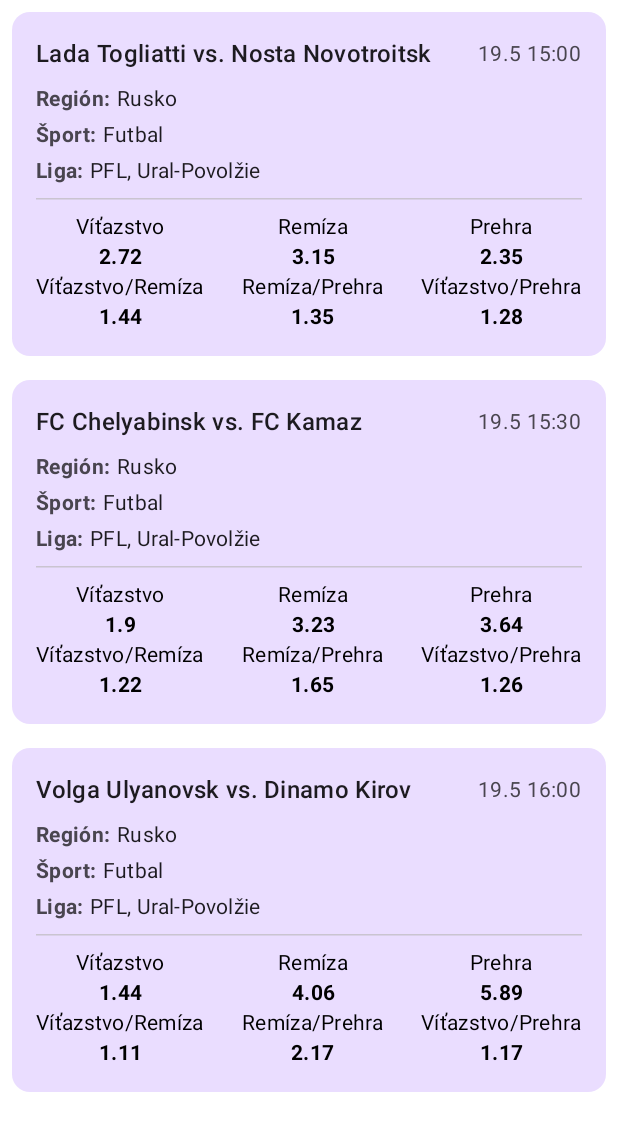
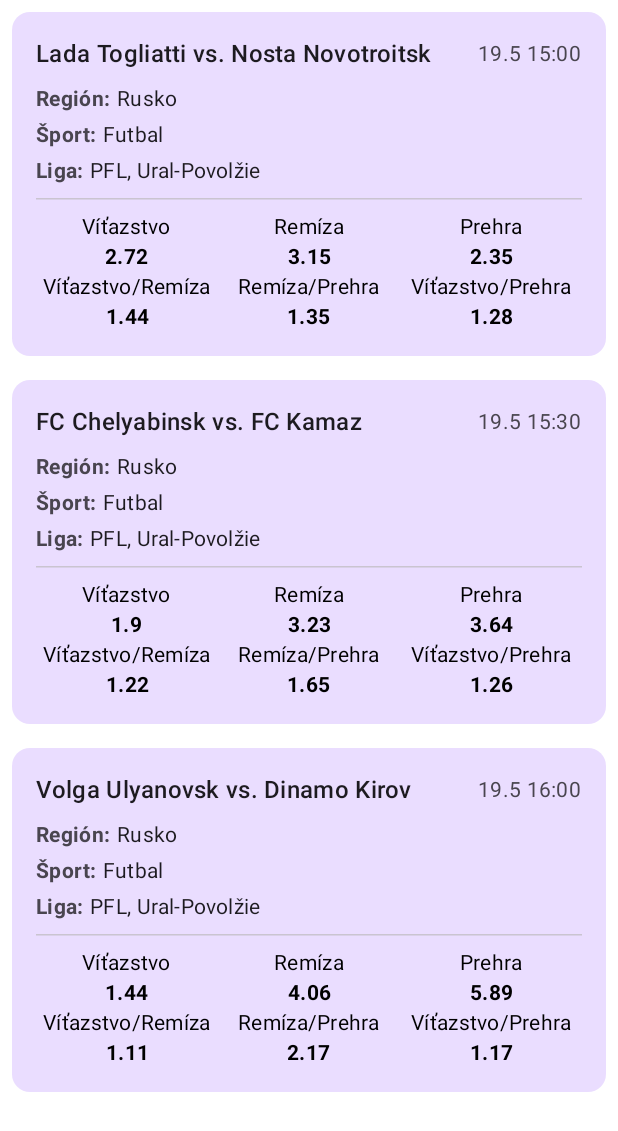
Before and after one commit to manino203/BettingInfo, an Android app built with Jetpack Compose: the @Preview function EventsScreenPreview, on a phone screen of 412 x 824 dp. Shown: the top 1131 px of the screen. Run offline under Robolectric (Android 15) with nearby library versions, the phone set to English and light mode, and no system bars.

Commit message:
fix: EventItem visual bug

```diff
--- a/app/src/main/java/com/example/bettinginfo/ui/composables/EventItem.kt
+++ b/app/src/main/java/com/example/bettinginfo/ui/composables/EventItem.kt
@@ -3,8 +3,11 @@ package com.example.bettinginfo.ui.composables
 import androidx.compose.foundation.background
 import androidx.compose.foundation.layout.Arrangement
 import androidx.compose.foundation.layout.Column
+import androidx.compose.foundation.layout.IntrinsicSize
 import androidx.compose.foundation.layout.Row
+import androidx.compose.foundation.layout.fillMaxHeight
 import androidx.compose.foundation.layout.fillMaxWidth
+import androidx.compose.foundation.layout.height
 import androidx.compose.foundation.layout.padding
 import androidx.compose.material3.HorizontalDivider
 import androidx.compose.material3.MaterialTheme
@@ -12,6 +15,7 @@ import androidx.compose.material3.Text
 import androidx.compose.runtime.Composable
 import androidx.compose.ui.Alignment
 import androidx.compose.ui.Modifier
+import androidx.compose.ui.geometry.Size
 import androidx.compose.ui.res.stringResource
 import androidx.compose.ui.text.font.FontWeight
 import androidx.compose.ui.tooling.preview.Preview
@@ -99,22 +103,26 @@ private fun InfoRow(text: String, label: String){
 @Composable
 private fun Odds(odds: Odds){
     Row(
-        modifier = Modifier.fillMaxWidth(),
-        horizontalArrangement = Arrangement.SpaceBetween
+        modifier = Modifier.fillMaxWidth().height(IntrinsicSize.Min),
+        horizontalArrangement = Arrangement.SpaceBetween,
+        verticalAlignment = Alignment.CenterVertically
     ) {
         Column(
-            horizontalAlignment = Alignment.CenterHorizontally
+            Modifier.weight(.33f).fillMaxHeight(),
+            horizontalAlignment = Alignment.CenterHorizontally,
         ){
             OddText(odd = odds.odd1, stringResource(id = R.string.win))
             OddText(odd = odds.oddX1, stringResource(id = R.string.win_draw))
         }
         Column(
+            Modifier.weight(.33f).fillMaxHeight(),
             horizontalAlignment = Alignment.CenterHorizontally
         ) {
             OddText(odd = odds.oddX, stringResource(id = R.string.draw))
             OddText(odd = odds.oddX2, stringResource(id = R.string.lose_draw))
         }
         Column(
+            Modifier.weight(.33f).fillMaxHeight(),
             horizontalAlignment = Alignment.CenterHorizontally
         ) {
             OddText(odd = odds.odd2, stringResource(id = R.string.lose))
@@ -137,7 +145,7 @@ private fun OddText(odd: Double?, label: String){
     }
 }
 
-@Preview(showBackground = true)
+@Preview(showBackground = true, widthDp = 250)
 @Composable
 private fun EventItemPreview() {
     val sampleEvent = Event(
```
